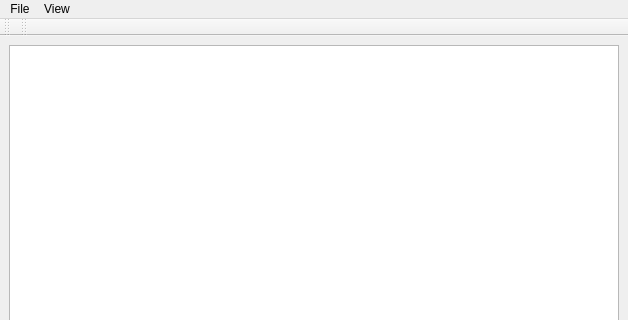
First picture: the form in mainwindow.ui, repository yozhong/ImageEditor, before the edit; both pictures show x 0 to 628 and y 0 to 320 of the 628 by 606 pixel window.
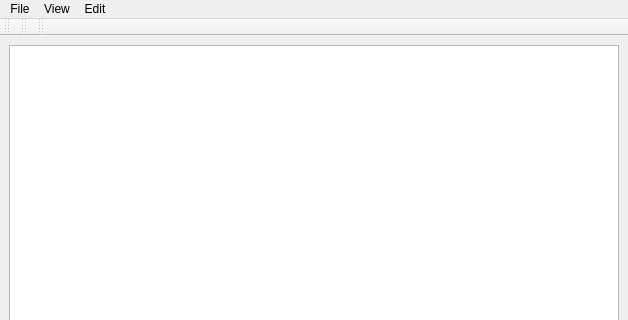
Second picture: the form after the edit. Icons and pictures are not drawn.

Commit message: Adding the blur action

```diff
--- a/mainwindow.ui
+++ b/mainwindow.ui
@@ -55,8 +55,15 @@
     <addaction name="actionRotate_right"/>
     <addaction name="actionRotate_left"/>
    </widget>
+   <widget class="QMenu" name="menuEdit">
+    <property name="title">
+     <string>Edit</string>
+    </property>
+    <addaction name="actionBlur"/>
+   </widget>
    <addaction name="menuFile"/>
    <addaction name="menuView"/>
+   <addaction name="menuEdit"/>
   </widget>
   <widget class="QToolBar" name="fileToolBar">
    <property name="windowTitle">
@@ -81,6 +88,17 @@
    </attribute>
   </widget>
   <widget class="QStatusBar" name="statusBar"/>
+  <widget class="QToolBar" name="editToolBar">
+   <property name="windowTitle">
+    <string>toolBar</string>
+   </property>
+   <attribute name="toolBarArea">
+    <enum>TopToolBarArea</enum>
+   </attribute>
+   <attribute name="toolBarBreak">
+    <bool>false</bool>
+   </attribute>
+  </widget>
   <action name="actionOpen">
    <property name="icon">
     <iconset theme="folder-open"/>
```
Left out of the diff: 32 changed lines with no effect on the pictures. The commit also changes 2 other files.
